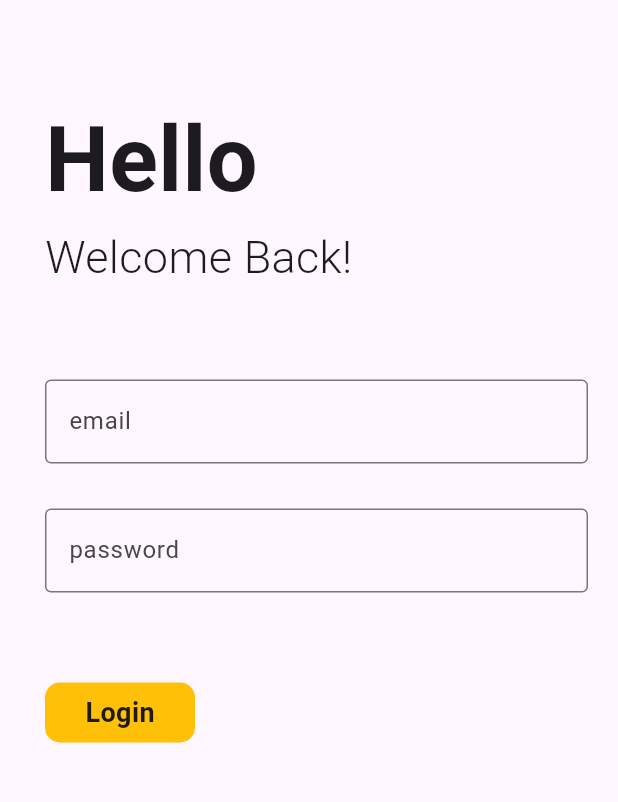
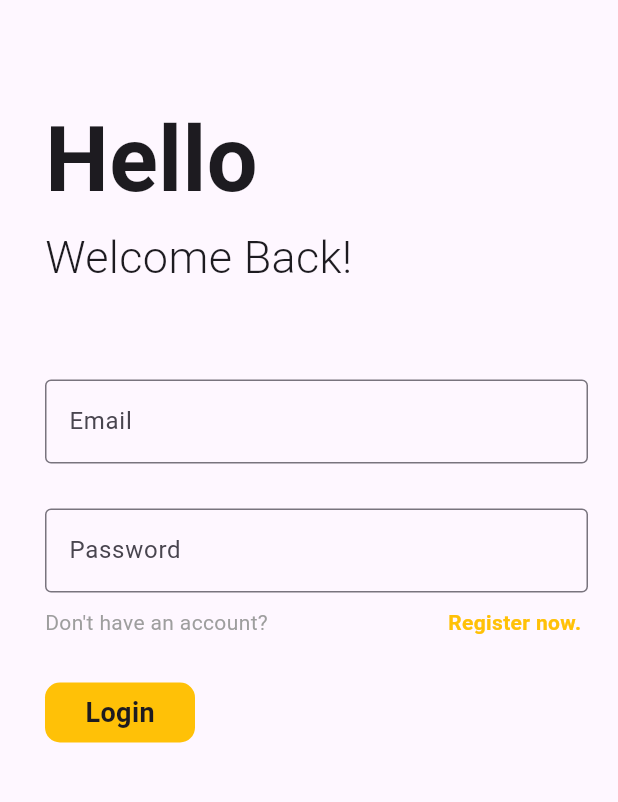
Before and after one commit to anujpandeyy/TurfMaster, a Flutter app: the screen it shows after launch, on a phone screen of 412 x 824 dp, the part 63-865 px from its top. Run offline on Flutter 3.47's test engine with Material 3 defaults, Android fonts, the light colour scheme and no system bars.

Commit message:
added login page register now text.

```diff
--- a/lib/views/login_page.dart
+++ b/lib/views/login_page.dart
@@ -1,12 +1,14 @@
 import 'package:flutter/material.dart';
 import 'package:turf_app/views/home_page.dart';
+import 'package:turf_app/views/register_page.dart';
 import 'package:turf_app/widgets/button.dart';
 
 class LoginPage extends StatelessWidget {
   const LoginPage({super.key});
   @override
   Widget build(BuildContext context) {
-    return (Scaffold(
+    return (
+      Scaffold(
       appBar: AppBar(
         title: Text('TurfMaster', style: TextStyle(color: Colors.grey)),
         centerTitle: true,
@@ -34,7 +36,7 @@ class LoginPage extends StatelessWidget {
               padding: EdgeInsets.only(left: 30, right: 20),
               child: TextField(
                 decoration: InputDecoration(
-                  labelText: 'email',
+                  labelText: 'Email',
                   border: OutlineInputBorder(),
                 ),
               ),
@@ -44,13 +46,45 @@ class LoginPage extends StatelessWidget {
               padding: EdgeInsets.only(left: 30, right: 20),
               child: TextField(
                 decoration: InputDecoration(
-                  labelText: 'password',
+                  labelText: 'Password',
                   border: OutlineInputBorder(),
                 ),
                 obscureText: true,
               ),
             ),
-            SizedBox(height: 60),
+            Row(
+              children: [
+                Padding(
+                  padding: const EdgeInsets.only(left: 30, top: 10),
+                  child: Text(
+                    'Don\'t have an account?',
+                    style: TextStyle(color: Colors.grey),
+                  ),
+                ),
+                Padding(
+                  padding: const EdgeInsets.only(left: 120, top: 10),
+                  child: GestureDetector(
+                    onTap:
+                        () => {
+                          Navigator.push(
+                            context,
+                            MaterialPageRoute(
+                              builder: (context) => RegisterPage(),
+                            ),
+                          ),
+                        },
+                    child: Text(
+                      'Register now.',
+                      style: TextStyle(
+                        color: Colors.amber,
+                        fontWeight: FontWeight.bold,
+                      ),
+                    ),
+                  ),
+                ),
+              ],
+            ),
+            SizedBox(height: 30),
             Padding(
               padding: const EdgeInsets.only(left: 30.0),
               child: Button(
```
Also changed, not shown: lib/views/register_page.dart (added, +10 -0 lines).
